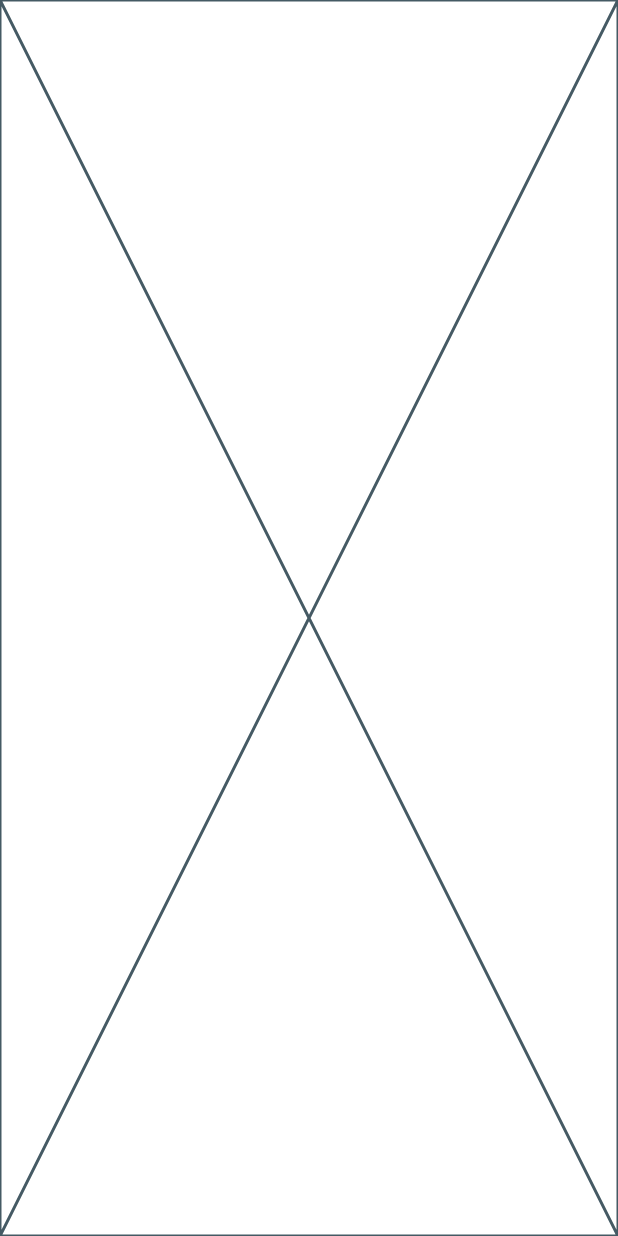
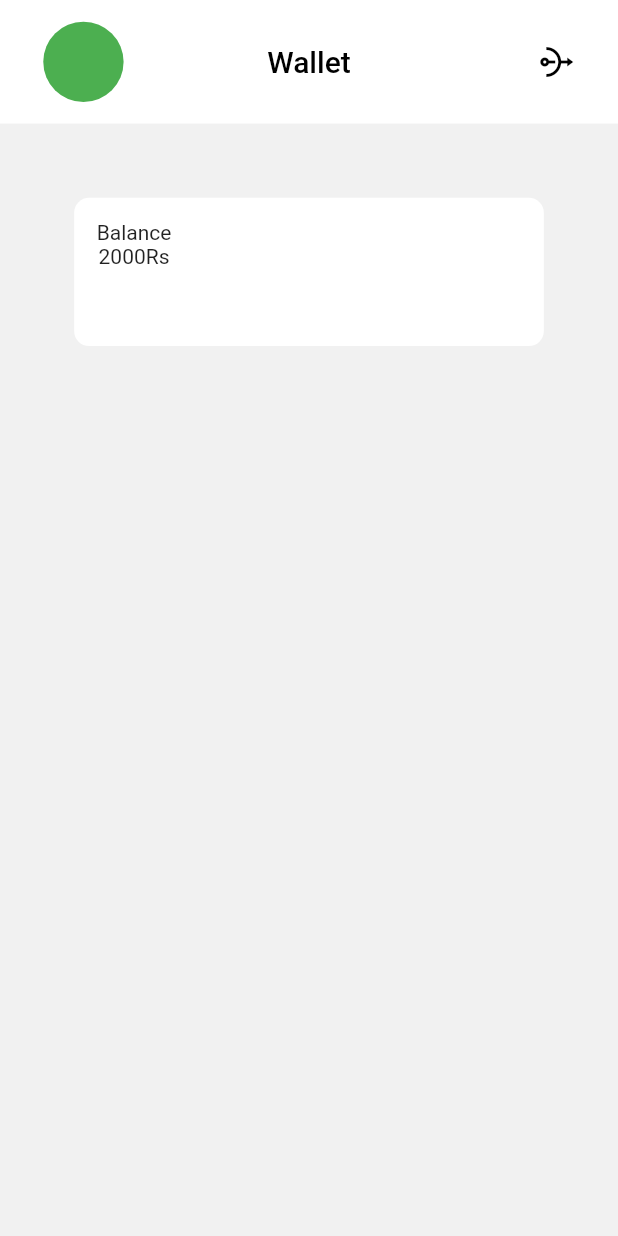
Before and after one commit to Arjunkvl/moneymanager, a Flutter app: the screen it shows after launch, on a phone screen of 412 x 824 dp. Run offline on Flutter 3.47's test engine with Material 2 defaults, Android fonts, the phone set to English and light mode, and no system bars; Roboto replaces fonts that are missing (mono).

Commit message:
created app bar

```diff
--- a/lib/Screens/home_screen.dart
+++ b/lib/Screens/home_screen.dart
@@ -5,6 +5,68 @@ class Home extends StatelessWidget {
 
   @override
   Widget build(BuildContext context) {
-    return const Placeholder();
+    return Scaffold(
+      backgroundColor: const Color(0xffF1F1F1),
+      appBar: AppBar(
+        toolbarHeight: MediaQuery.of(context).size.height * 0.1,
+        backgroundColor: const Color(0xffffffff),
+        elevation: 0,
+        leadingWidth: MediaQuery.of(context).size.width * 0.2,
+        leading: Container(
+          padding:
+              EdgeInsets.only(left: MediaQuery.of(context).size.width * 0.07),
+          child: const CircleAvatar(
+              backgroundColor: Colors.green,
+              child: Padding(
+                padding: EdgeInsets.all(8.0),
+              )),
+        ),
+        title: const Text(
+          'Wallet',
+          style: TextStyle(
+            color: Color.fromARGB(255, 0, 0, 0),
+          ),
+        ),
+        centerTitle: true,
+        actions: [
+          Padding(
+            padding: EdgeInsets.all(MediaQuery.of(context).size.width * 0.07),
+            child: const Icon(
+              Icons.nat,
+              color: Colors.black,
+            ),
+          )
+        ],
+      ),
+      body: Padding(
+        padding: EdgeInsets.all(MediaQuery.of(context).size.height * 0.06),
+        child: Center(
+          child: Column(
+            children: [
+              Container(
+                alignment: Alignment.topLeft,
+                decoration: const BoxDecoration(
+                    color: Colors.white,
+                    borderRadius: BorderRadius.all(Radius.circular(10))),
+                height: MediaQuery.of(context).size.height * 0.12,
+                width: MediaQuery.of(context).size.width * 1,
+                child: const Padding(
+                  padding: EdgeInsets.all(15),
+                  child: Column(
+                    children: [
+                      Text(
+                        'Balance',
+                        style: TextStyle(fontFamily: 'mono', fontSize: 14),
+                      ),
+                      Text('2000Rs')
+                    ],
+                  ),
+                ),
+              ),
+            ],
+          ),
+        ),
+      ),
+    );
   }
 }
--- a/lib/main.dart
+++ b/lib/main.dart
@@ -1,8 +1,13 @@
 import 'package:flutter/material.dart';
+import 'package:flutter/services.dart';
 
 import 'Screens/home_screen.dart';
 
 void main(List<String> args) {
+  SystemChrome.setSystemUIOverlayStyle(const SystemUiOverlayStyle(
+    statusBarColor: Colors.transparent,
+  ));
+
   runApp(const MyApp());
 }
 
@@ -11,8 +16,10 @@ class MyApp extends StatelessWidget {
 
   @override
   Widget build(BuildContext context) {
-    return const MaterialApp(
-      home: Home(),
+    return MaterialApp(
+      debugShowCheckedModeBanner: false,
+      theme: ThemeData(fontFamily: 'mono'),
+      home: const Home(),
     );
   }
 }
--- a/pubspec.yaml
+++ b/pubspec.yaml
@@ -52,7 +52,10 @@ dev_dependencies:
 
 # The following section is specific to Flutter packages.
 flutter:
-
+  fonts:
+    - family: mono
+      fonts:
+        - asset: Fonts\Montserrat-Regular.ttf
   # The following line ensures that the Material Icons font is
   # included with your application, so that you can use the icons in
   # the material Icons class.
```
Also changed, not shown: Fonts/Montserrat-Regular.ttf (added).
